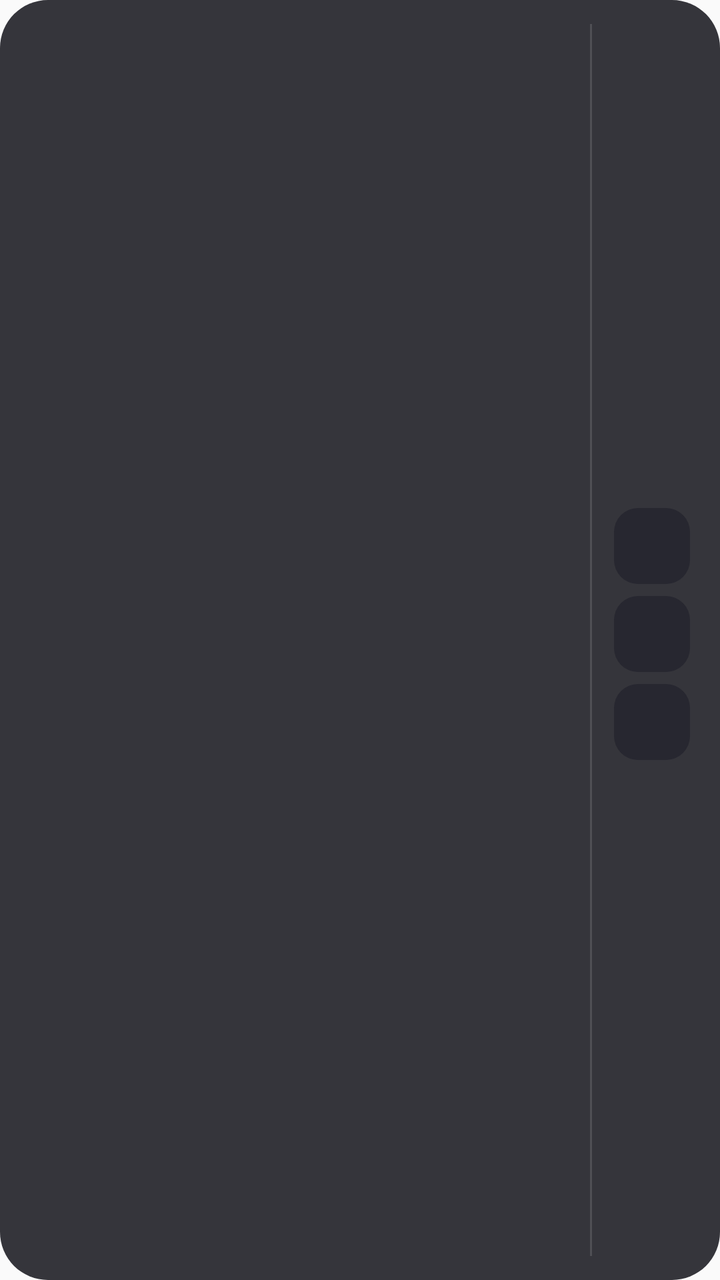
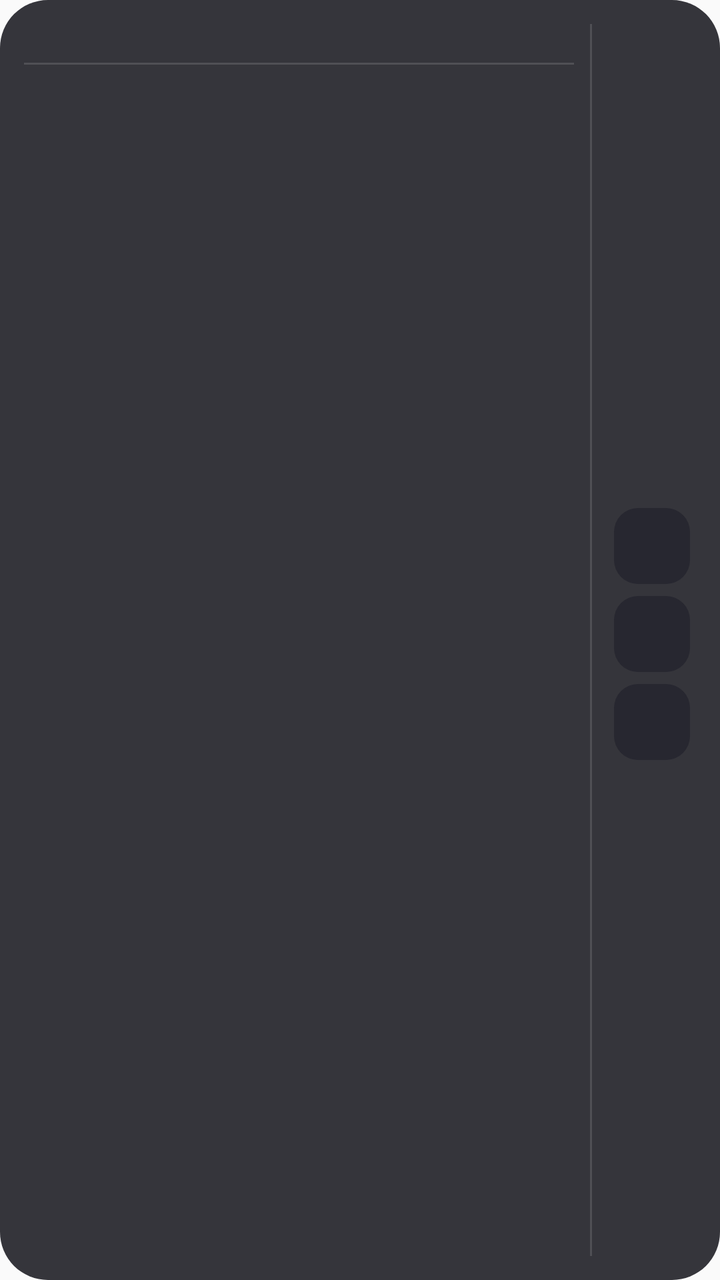

Before-and-after screenshots of an Android layout around one commit, followed by the original layout XML and the change that was made.
<!-- AndroidManifest.xml: application theme android:Theme.Material.Light.NoActionBar -->
<!-- res/layout/widget_category_dock.xml -->
<?xml version="1.0" encoding="utf-8"?>
<LinearLayout xmlns:android="http://schemas.android.com/apk/res/android"
    android:layout_width="match_parent"
    android:layout_height="match_parent"
    android:background="@drawable/widget_background"
    android:orientation="horizontal"
    android:padding="12dp">

    
    <LinearLayout
        android:layout_width="0dp"
        android:layout_height="match_parent"
        android:layout_weight="1"
        android:orientation="vertical">

        
        <LinearLayout
            android:layout_width="match_parent"
            android:layout_height="0dp"
            android:layout_weight="1"
            android:gravity="center_vertical"
            android:orientation="horizontal">

            <ImageView
                android:id="@+id/app_icon_0"
                android:layout_width="0dp"
                android:layout_height="match_parent"
                android:layout_weight="1"
                android:padding="6dp"
                android:scaleType="fitCenter" />

            <ImageView
                android:id="@+id/app_icon_1"
                android:layout_width="0dp"
                android:layout_height="match_parent"
                android:layout_weight="1"
                android:padding="6dp"
                android:scaleType="fitCenter" />

            <ImageView
                android:id="@+id/app_icon_2"
                android:layout_width="0dp"
                android:layout_height="match_parent"
                android:layout_weight="1"
                android:padding="6dp"
                android:scaleType="fitCenter" />

            <ImageView
                android:id="@+id/app_icon_3"
                android:layout_width="0dp"
                android:layout_height="match_parent"
                android:layout_weight="1"
                android:padding="6dp"
                android:scaleType="fitCenter" />
        </LinearLayout>

        
        <LinearLayout
            android:layout_width="match_parent"
            android:layout_height="0dp"
            android:layout_weight="1"
            android:gravity="center_vertical"
            android:orientation="horizontal">

            <ImageView
                android:id="@+id/app_icon_4"
                android:layout_width="0dp"
                android:layout_height="match_parent"
                android:layout_weight="1"
                android:padding="6dp"
                android:scaleType="fitCenter" />

            <ImageView
                android:id="@+id/app_icon_5"
                android:layout_width="0dp"
                android:layout_height="match_parent"
                android:layout_weight="1"
                android:padding="6dp"
                android:scaleType="fitCenter" />

            <ImageView
                android:id="@+id/app_icon_6"
                android:layout_width="0dp"
                android:layout_height="match_parent"
                android:layout_weight="1"
                android:padding="6dp"
                android:scaleType="fitCenter" />

            <ImageView
                android:id="@+id/app_icon_7"
                android:layout_width="0dp"
                android:layout_height="match_parent"
                android:layout_weight="1"
                android:padding="6dp"
                android:scaleType="fitCenter" />
        </LinearLayout>
    </LinearLayout>

    
    <ImageView
        android:layout_width="1dp"
        android:layout_height="match_parent"
        android:layout_marginStart="8dp"
        android:layout_marginEnd="8dp"
        android:background="#22FFFFFF" />

    
    <LinearLayout
        android:layout_width="44dp"
        android:layout_height="match_parent"
        android:gravity="center"
        android:orientation="vertical">

        
        <FrameLayout
            android:id="@+id/cat_container_0"
            android:layout_width="38dp"
            android:layout_height="38dp"
            android:layout_marginBottom="6dp">

            <ImageView
                android:id="@+id/cat_bg_0"
                android:layout_width="match_parent"
                android:layout_height="match_parent"
                android:src="@drawable/pill_inactive" />

            <TextView
                android:id="@+id/cat_text_0"
                android:layout_width="match_parent"
                android:layout_height="match_parent"
                android:gravity="center"
                android:textColor="#FFFFFF"
                android:textSize="11sp"
                android:textStyle="bold" />
        </FrameLayout>

        
        <FrameLayout
            android:id="@+id/cat_container_1"
            android:layout_width="38dp"
            android:layout_height="38dp"
            android:layout_marginBottom="6dp">

            <ImageView
                android:id="@+id/cat_bg_1"
                android:layout_width="match_parent"
                android:layout_height="match_parent"
                android:src="@drawable/pill_inactive" />

            <TextView
                android:id="@+id/cat_text_1"
                android:layout_width="match_parent"
                android:layout_height="match_parent"
                android:gravity="center"
                android:textColor="#FFFFFF"
                android:textSize="11sp"
                android:textStyle="bold" />
        </FrameLayout>

        
        <FrameLayout
            android:id="@+id/cat_container_2"
            android:layout_width="38dp"
            android:layout_height="38dp"
            android:layout_marginBottom="6dp">

            <ImageView
                android:id="@+id/cat_bg_2"
                android:layout_width="match_parent"
                android:layout_height="match_parent"
                android:src="@drawable/pill_inactive" />

            <TextView
                android:id="@+id/cat_text_2"
                android:layout_width="match_parent"
                android:layout_height="match_parent"
                android:gravity="center"
                android:textColor="#FFFFFF"
                android:textSize="11sp"
                android:textStyle="bold" />
        </FrameLayout>

        
        <FrameLayout
            android:id="@+id/cat_container_3"
            android:layout_width="38dp"
            android:layout_height="38dp"
            android:visibility="gone">

            <ImageView
                android:id="@+id/cat_bg_3"
                android:layout_width="match_parent"
                android:layout_height="match_parent"
                android:src="@drawable/pill_inactive" />

            <TextView
                android:id="@+id/cat_text_3"
                android:layout_width="match_parent"
                android:layout_height="match_parent"
                android:gravity="center"
                android:textColor="#FFFFFF"
                android:textSize="11sp"
                android:textStyle="bold" />
        </FrameLayout>
    </LinearLayout>
</LinearLayout>
<!-- resources referenced by this layout -->
<resources>
  <!-- drawable pill_inactive (drawable) -->
  <?xml version="1.0" encoding="utf-8"?>
  <shape xmlns:android="http://schemas.android.com/apk/res/android"
      android:shape="rectangle">
      <solid android:color="#FF272730" />
      <corners android:radius="12dp" />
  </shape>
  <!-- drawable widget_background (drawable) -->
  <?xml version="1.0" encoding="utf-8"?>
  <shape xmlns:android="http://schemas.android.com/apk/res/android"
      android:shape="rectangle">
      <solid android:color="#DD18181F" />
      <corners android:radius="24dp" />
  </shape>
</resources>

<!-- the commit's change to res/layout/widget_category_dock.xml (unified diff, before → after) -->
@@ -14,6 +14,28 @@
         android:orientation="vertical">
 
         
+        <TextView
+            android:id="@+id/widget_category_title"
+            android:layout_width="match_parent"
+            android:layout_height="wrap_content"
+            android:ellipsize="end"
+            android:maxLines="1"
+            android:paddingStart="4dp"
+            android:paddingEnd="4dp"
+            android:paddingBottom="3dp"
+            android:textColor="#E2E8F0"
+            android:textSize="12sp"
+            android:textStyle="bold" />
+
+        
+        <ImageView
+            android:id="@+id/category_title_divider"
+            android:layout_width="match_parent"
+            android:layout_height="1dp"
+            android:layout_marginBottom="4dp"
+            android:background="#22FFFFFF" />
+
+        
         <LinearLayout
             android:layout_width="match_parent"
             android:layout_height="0dp"
@@ -111,7 +133,6 @@
         android:gravity="center"
         android:orientation="vertical">
 
-        
         <FrameLayout
             android:id="@+id/cat_container_0"
             android:layout_width="38dp"
@@ -130,11 +151,10 @@
                 android:layout_height="match_parent"
                 android:gravity="center"
                 android:textColor="#FFFFFF"
-                android:textSize="11sp"
-                android:textStyle="bold" />
-        </FrameLayout>
-
-        
+                android:textSize="13sp"
+                android:textStyle="bold" />
+        </FrameLayout>
+
         <FrameLayout
             android:id="@+id/cat_container_1"
             android:layout_width="38dp"
@@ -153,11 +173,10 @@
                 android:layout_height="match_parent"
                 android:gravity="center"
                 android:textColor="#FFFFFF"
-                android:textSize="11sp"
-                android:textStyle="bold" />
-        </FrameLayout>
-
-        
+                android:textSize="13sp"
+                android:textStyle="bold" />
+        </FrameLayout>
+
         <FrameLayout
             android:id="@+id/cat_container_2"
             android:layout_width="38dp"
@@ -176,11 +195,10 @@
                 android:layout_height="match_parent"
                 android:gravity="center"
                 android:textColor="#FFFFFF"
-                android:textSize="11sp"
-                android:textStyle="bold" />
-        </FrameLayout>
-
-        
+                android:textSize="13sp"
+                android:textStyle="bold" />
+        </FrameLayout>
+
         <FrameLayout
             android:id="@+id/cat_container_3"
             android:layout_width="38dp"
@@ -199,7 +217,7 @@
                 android:layout_height="match_parent"
                 android:gravity="center"
                 android:textColor="#FFFFFF"
-                android:textSize="11sp"
+                android:textSize="13sp"
                 android:textStyle="bold" />
         </FrameLayout>
     </LinearLayout>
